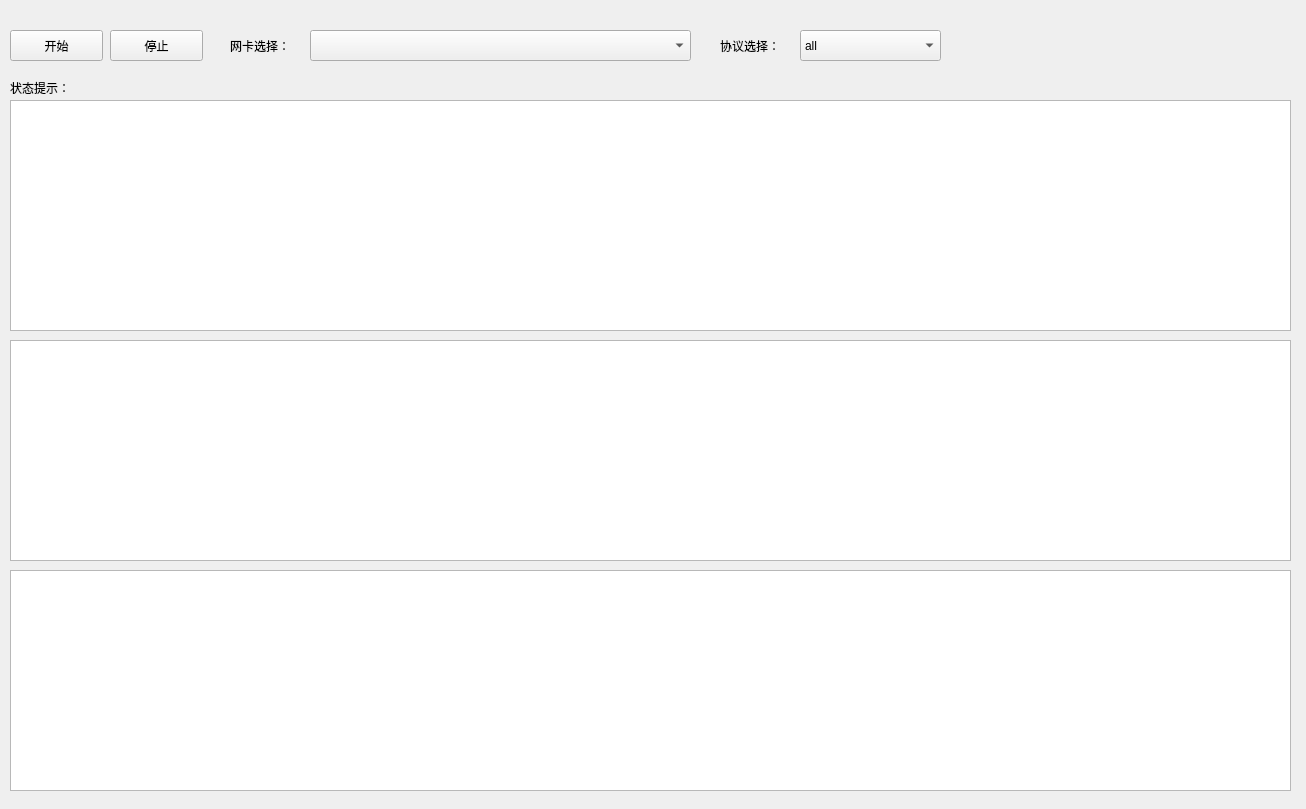
The window that mainwindow.ui (chenhy0106/Sniffer) describes before a commit, drawn with Qt 5.
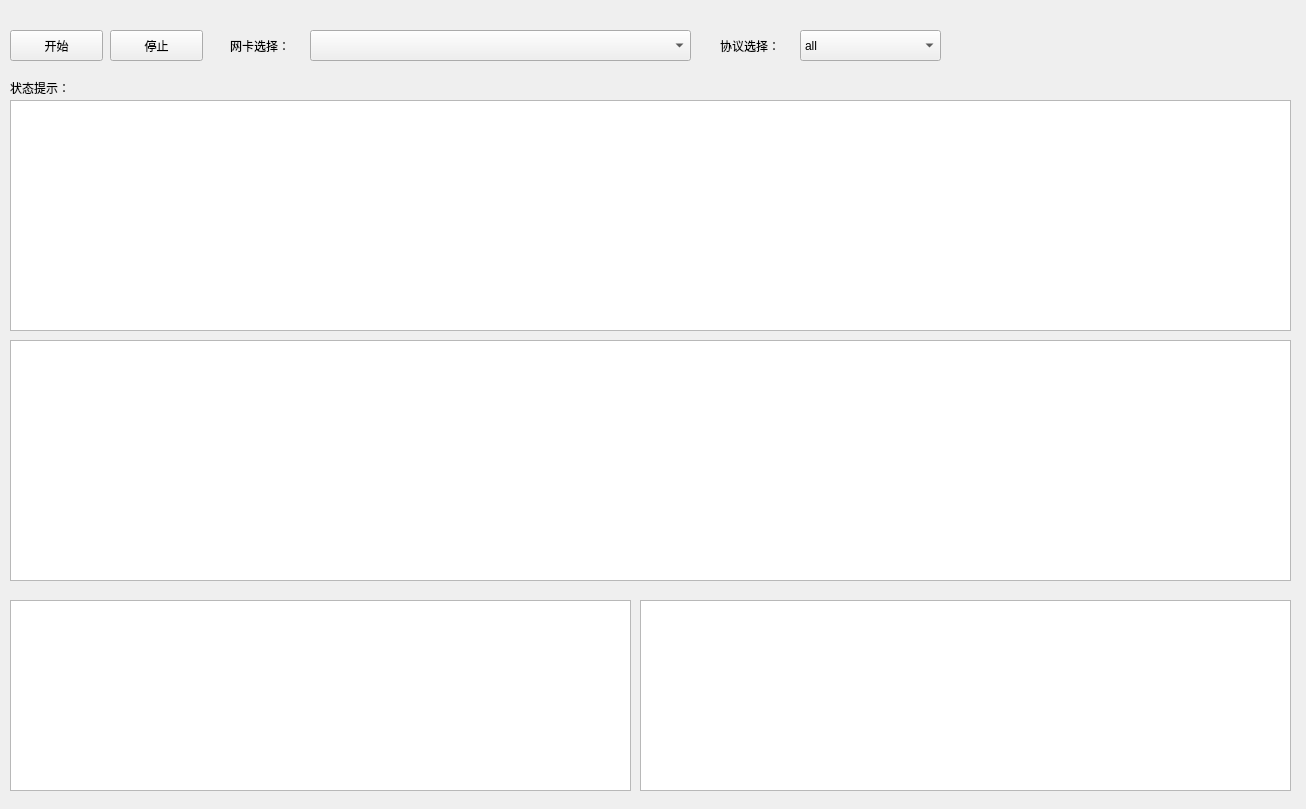
The same window after the commit.

```diff
--- a/mainwindow.ui
+++ b/mainwindow.ui
@@ -190,23 +190,33 @@
      </rect>
     </property>
    </widget>
-   <widget class="QTableWidget" name="protocolAnalyse">
+   <widget class="QListWidget" name="protocolAnalyse">
     <property name="geometry">
      <rect>
       <x>10</x>
       <y>340</y>
       <width>1281</width>
-      <height>221</height>
+      <height>241</height>
      </rect>
     </property>
    </widget>
-   <widget class="QTableWidget" name="rawData">
+   <widget class="QListWidget" name="rawData">
     <property name="geometry">
      <rect>
       <x>10</x>
-      <y>570</y>
-      <width>1281</width>
-      <height>221</height>
+      <y>600</y>
+      <width>621</width>
+      <height>191</height>
+     </rect>
+    </property>
+   </widget>
+   <widget class="QListWidget" name="rawData_2">
+    <property name="geometry">
+     <rect>
+      <x>640</x>
+      <y>600</y>
+      <width>651</width>
+      <height>191</height>
      </rect>
     </property>
    </widget>
```
